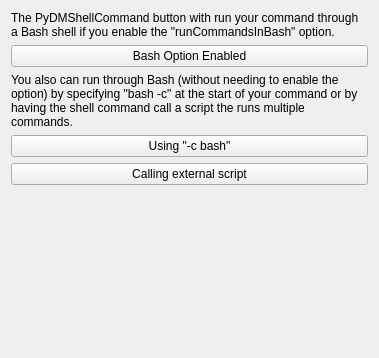
Qt form examples/shell_command/shell_command_bash.ui (slaclab/pydm) before a commit.
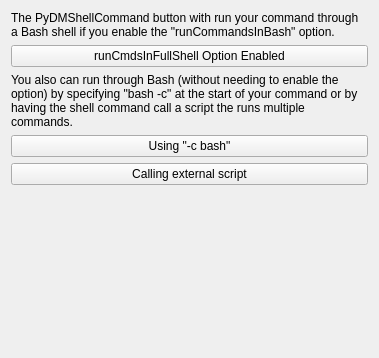
The same form after that commit. Custom widgets are drawn as their Qt base class.

Commit message:
STY: update shellcmd shell=true option variables to not explicity reference Bash
Since shell=true does not necessarily run cmds through a Bash shell
always

Diff of the .ui file:
```diff
--- a/examples/shell_command/shell_command_bash.ui
+++ b/examples/shell_command/shell_command_bash.ui
@@ -39,7 +39,7 @@
       <string/>
      </property>
      <property name="text">
-      <string>Bash Option Enabled</string>
+      <string>runCmdsInFullShell Option Enabled</string>
      </property>
      <property name="alarmSensitiveContent" stdset="0">
       <bool>false</bool>
```
Left out of the diff: 18 changed lines with no effect on the pictures. The commit also changes 2 other files.
